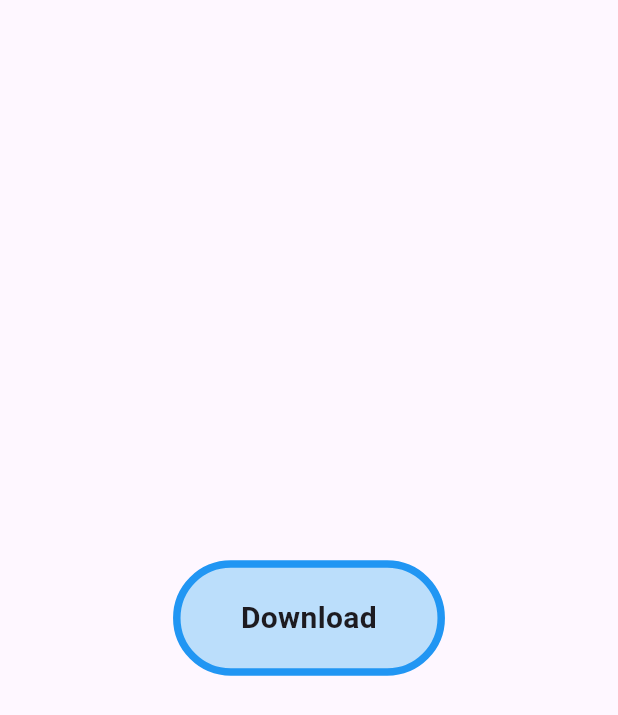
After one commit to YashrajsinhYz/flutter-animation, a Flutter app: the DownloadAnimation screen opened directly, on a phone screen of 412 x 824 dp. The commit adds this screen. Shown: the top 715 px of the screen. Run offline on Flutter 3.47's test engine with Material 3 defaults, Android fonts, the phone set to English and light mode, and no system bars; our stand-ins replace lottie.

Commit message:
List scroll image issue + download animation

```diff
--- /dev/null
+++ b/lib/screens/download_animation.dart
@@ -0,0 +1,46 @@
+import 'package:flutter/material.dart';
+
+class DownloadAnimation extends StatefulWidget {
+  const DownloadAnimation({super.key});
+
+  @override
+  State<DownloadAnimation> createState() => _DownloadAnimationState();
+}
+
+class _DownloadAnimationState extends State<DownloadAnimation> {
+  bool isDownloading = false;
+
+  @override
+  Widget build(BuildContext context) {
+    Size size = MediaQuery.of(context).size;
+
+    return Scaffold(
+      body: Center(
+        child: GestureDetector(
+          onTap: () {
+            setState(() {
+              isDownloading = !isDownloading;
+            });
+          },
+          child: AnimatedContainer(
+              duration: const Duration(milliseconds: 500),
+              // padding: const EdgeInsets.symmetric(horizontal: 40, vertical: 20),
+              width: isDownloading ? size.width * 0.18 : size.width * 0.44,
+              decoration: BoxDecoration(
+                  color: Colors.blue[100],
+                  borderRadius: BorderRadius.circular(50),
+                  border: Border.all(color: Colors.blue, width: 5)),
+              child: Padding(
+                padding: const EdgeInsets.symmetric(vertical: 19),
+                child: isDownloading
+                    ? const Icon(Icons.get_app)
+                    : const Text("Download",
+                        style: TextStyle(
+                            fontSize: 20, fontWeight: FontWeight.bold),
+                        textAlign: TextAlign.center),
+              )),
+        ),
+      ),
+    );
+  }
+}
--- a/lib/screens/home_screen.dart
+++ b/lib/screens/home_screen.dart
@@ -1,4 +1,5 @@
 import 'package:flutter/material.dart';
+import 'package:flutter_animations/screens/download_animation.dart';
 import 'package:flutter_animations/screens/list_animation.dart';
 import 'package:flutter_animations/screens/onboard_screen.dart';
 
@@ -17,6 +18,7 @@ class _MyHomePageState extends State<HomeScreen> {
     "List": const ListAnimation(),
     "Button": const ButtonAnimation(),
     "On-board screen": const OnboardScreen(),
+    "Download Button": const DownloadAnimation(),
   };
 
   @override
```
Also changed, not shown: lib/models/scroll_item_model.dart (+12 -12 lines).
